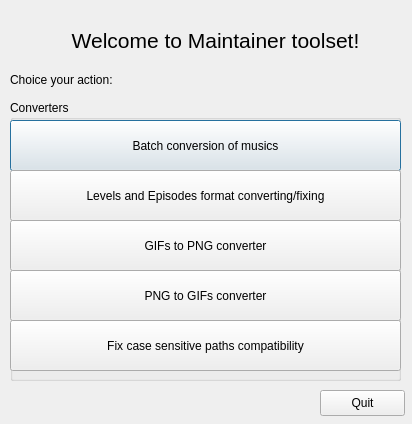
The window that Maintainer/main_window.ui (WohlSoft/Moondust-Project) describes before a commit, drawn with Qt 5.
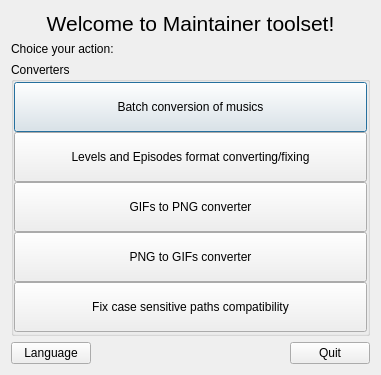
The same window after the commit. Icons and pictures are not drawn.

Commit message: Maintainer: polish more translation mechanism and UI

```diff
--- a/Maintainer/main_window.ui
+++ b/Maintainer/main_window.ui
@@ -6,8 +6,8 @@
    <rect>
     <x>0</x>
     <y>0</y>
-    <width>412</width>
-    <height>424</height>
+    <width>381</width>
+    <height>375</height>
    </rect>
   </property>
   <property name="windowTitle">
@@ -17,15 +17,9 @@
    <iconset resource="_resources/maintainer.qrc">
     <normaloff>:/maintainer.ico</normaloff>:/maintainer.ico</iconset>
   </property>
+  <layout class="QGridLayout" name="gridLayout" rowstretch="0,0,100,0">
+   <item row="0" column="0" colspan="3">
   <widget class="QLabel" name="label">
-   <property name="geometry">
-    <rect>
-     <x>20</x>
-     <y>10</y>
-     <width>391</width>
-     <height>61</height>
-    </rect>
-   </property>
    <property name="font">
     <font>
      <pointsize>16</pointsize>
@@ -38,26 +32,42 @@
     <set>Qt::AlignCenter</set>
    </property>
   </widget>
+   </item>
+   <item row="1" column="0" colspan="3">
+    <widget class="QLabel" name="label_2">
+     <property name="text">
+      <string>Choice your action:</string>
+     </property>
+    </widget>
+   </item>
+   <item row="2" column="0" colspan="3">
   <widget class="QGroupBox" name="groupBox">
-   <property name="geometry">
-    <rect>
-     <x>10</x>
-     <y>100</y>
-     <width>391</width>
-     <height>281</height>
-    </rect>
-   </property>
    <property name="title">
     <string>Converters</string>
    </property>
+     <layout class="QVBoxLayout" name="verticalLayout">
+      <property name="spacing">
+       <number>0</number>
+      </property>
+      <property name="leftMargin">
+       <number>0</number>
+      </property>
+      <property name="topMargin">
+       <number>0</number>
+      </property>
+      <property name="rightMargin">
+       <number>0</number>
+      </property>
+      <property name="bottomMargin">
+       <number>0</number>
+      </property>
+      <item>
    <widget class="QPushButton" name="music_converter_batch">
-    <property name="geometry">
-     <rect>
-      <x>0</x>
-      <y>20</y>
-      <width>391</width>
-      <height>51</height>
-     </rect>
+        <property name="minimumSize">
+         <size>
+          <width>0</width>
+          <height>50</height>
+         </size>
     </property>
     <property name="toolTip">
      <string>Convert audio files between various formats and converting sample rates</string>
@@ -66,14 +76,14 @@
      <string>Batch conversion of musics</string>
     </property>
    </widget>
+      </item>
+      <item>
    <widget class="QPushButton" name="episode_converter">
-    <property name="geometry">
-     <rect>
-      <x>0</x>
-      <y>70</y>
-      <width>391</width>
-      <height>51</height>
-     </rect>
+        <property name="minimumSize">
+         <size>
+          <width>0</width>
+          <height>50</height>
+         </size>
     </property>
     <property name="toolTip">
      <string>Converts levels and episodes between different formats and tries to fix old files with some damages.</string>
@@ -82,14 +92,14 @@
      <string>Levels and Episodes format converting/fixing</string>
     </property>
    </widget>
+      </item>
+      <item>
    <widget class="QPushButton" name="gifs2png_converter">
-    <property name="geometry">
-     <rect>
-      <x>0</x>
-      <y>120</y>
-      <width>391</width>
-      <height>51</height>
-     </rect>
+        <property name="minimumSize">
+         <size>
+          <width>0</width>
+          <height>50</height>
+         </size>
     </property>
     <property name="toolTip">
      <string>Converts pair of GIF (frontend and mask) graphics into merged sprite in PNG format with semi-transparency support.</string>
@@ -98,14 +108,14 @@
      <string>GIFs to PNG converter</string>
     </property>
    </widget>
+      </item>
+      <item>
    <widget class="QPushButton" name="png2gifs_converter">
-    <property name="geometry">
-     <rect>
-      <x>0</x>
-      <y>170</y>
-      <width>391</width>
-      <height>51</height>
-     </rect>
+        <property name="minimumSize">
+         <size>
+          <width>0</width>
+          <height>50</height>
+         </size>
     </property>
     <property name="toolTip">
      <string>Converts regular PNG graphics into pair of GIF files (frontend and it's mask) compatible with bitblit algorithm (required by SMBX legacy engine).</string>
@@ -114,14 +124,14 @@
      <string>PNG to GIFs converter</string>
     </property>
    </widget>
+      </item>
+      <item>
    <widget class="QPushButton" name="pathcase_fixer">
-    <property name="geometry">
-     <rect>
-      <x>0</x>
-      <y>220</y>
-      <width>391</width>
-      <height>51</height>
-     </rect>
+        <property name="minimumSize">
+         <size>
+          <width>0</width>
+          <height>50</height>
+         </size>
     </property>
     <property name="toolTip">
      <string>Fixes case mismatches of the paths in file system and in the references in levels, world maps and some config files.</string>
@@ -130,33 +140,38 @@
      <string>Fix case sensitive paths compatibility</string>
     </property>
    </widget>
-  </widget>
+      </item>
+     </layout>
+    </widget>
+   </item>
+   <item row="3" column="0">
+    <widget class="QPushButton" name="language">
+     <property name="text">
+      <string>Language</string>
+     </property>
+    </widget>
+   </item>
+   <item row="3" column="1">
+    <spacer name="horizontalSpacer">
+     <property name="orientation">
+      <enum>Qt::Horizontal</enum>
+     </property>
+     <property name="sizeHint" stdset="0">
+      <size>
+       <width>188</width>
+       <height>20</height>
+      </size>
+     </property>
+    </spacer>
+   </item>
+   <item row="3" column="2">
   <widget class="QPushButton" name="quitOut">
-   <property name="geometry">
-    <rect>
-     <x>320</x>
-     <y>390</y>
-     <width>85</width>
-     <height>26</height>
-    </rect>
-   </property>
    <property name="text">
     <string>Quit</string>
    </property>
   </widget>
-  <widget class="QLabel" name="label_2">
-   <property name="geometry">
-    <rect>
-     <x>10</x>
-     <y>70</y>
-     <width>391</width>
-     <height>20</height>
-    </rect>
-   </property>
-   <property name="text">
-    <string>Choice your action:</string>
-   </property>
-  </widget>
+   </item>
+  </layout>
  </widget>
  <layoutdefault spacing="6" margin="11"/>
  <resources>
```
Lines whose indentation alone changed are shown as unchanged. The commit also changes 3 other files.
